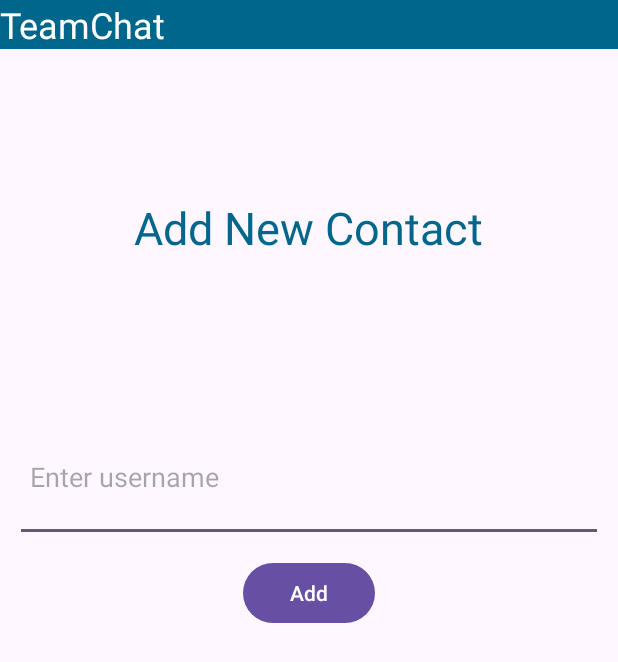
After one commit to tomerp1812/AndroidTeamChat, an Android app: the AddContact screen opened directly, with no data from a screen before it, on a phone screen of 412 x 824 dp. The commit adds this screen. Shown: the top 662 px of the screen. Run offline under Robolectric (Android 15) with nearby library versions, the phone set to English and light mode, and no system bars; 2 statements that could not run were skipped.

Commit message:
create add contact activity and continue working on contactList activity

```diff
--- a/app/src/main/java/com/example/teamchat/Dao/ContactDao.java
+++ b/app/src/main/java/com/example/teamchat/Dao/ContactDao.java
@@ -12,9 +12,11 @@ import java.util.List;
 
 @Dao
 public interface ContactDao {
+    //get all the contact from the DB
     @Query("SELECT * FROM Contact")
     List<Contact> index();
 
+    //get specific contact from the DB
     @Query("SELECT * FROM Contact WHERE id = :id")
     Contact get(int id);
 
--- a/app/src/main/java/com/example/teamchat/api/contactApiService.java
+++ b/app/src/main/java/com/example/teamchat/api/ContactApiService.java
@@ -12,7 +12,7 @@ import retrofit2.http.GET;
 import retrofit2.http.POST;
 import retrofit2.http.Path;
 
-public interface contactApiService {
+public interface ContactApiService {
     //////////TOKEN/////////
     @GET("Chats")
     Call<List<Contact>> getContacts();
--- /dev/null
+++ b/app/src/main/java/com/example/teamchat/chats/AddContact.java
@@ -0,0 +1,27 @@
+package com.example.teamchat.chats;
+
+import android.os.Bundle;
+import android.widget.Button;
+import android.widget.EditText;
+
+import androidx.appcompat.app.AppCompatActivity;
+
+import com.example.teamchat.R;
+
+public class AddContact extends AppCompatActivity {
+
+    @Override
+    protected void onCreate(Bundle savedInstanceState) {
+        super.onCreate(savedInstanceState);
+        setContentView(R.layout.activity_add_contact);
+        ///DATABASE!!!!!
+        Button btnSave = findViewById(R.id.btnSave);
+        btnSave.setOnClickListener(view ->{
+            EditText username = findViewById(R.id.etContent);
+//            username.getText().toString()
+            //CHECK IF THE USERNAME IS IN THE DB AND ENTER IT
+
+            finish();
+        });
+    }
+}
--- /dev/null
+++ b/app/src/main/res/layout/activity_add_contact.xml
@@ -0,0 +1,72 @@
+<?xml version="1.0" encoding="utf-8"?>
+<androidx.constraintlayout.widget.ConstraintLayout xmlns:android="http://schemas.android.com/apk/res/android"
+    xmlns:app="http://schemas.android.com/apk/res-auto"
+    xmlns:tools="http://schemas.android.com/tools"
+    android:layout_width="match_parent"
+    android:layout_height="match_parent"
+    tools:context=".chats.AddContact">
+    <LinearLayout
+        android:id="@+id/headerLayout"
+        android:layout_width="match_parent"
+        android:layout_height="wrap_content"
+        android:background="@color/blue"
+        android:gravity="center_vertical"
+        android:orientation="horizontal"
+        app:layout_constraintEnd_toEndOf="parent"
+        app:layout_constraintStart_toStartOf="parent"
+        app:layout_constraintTop_toTopOf="parent">
+
+        <TextView
+            android:id="@+id/tvTeamChat"
+            android:layout_width="wrap_content"
+            android:layout_height="match_parent"
+            android:layout_weight="10"
+            android:text="@string/teamChat"
+            android:textColor="@color/white"
+            android:textSize="24sp" />
+    </LinearLayout>
+
+    <LinearLayout
+        android:layout_width="match_parent"
+        android:layout_height="wrap_content"
+        android:orientation="vertical"
+        app:layout_constraintBottom_toBottomOf="parent"
+        app:layout_constraintTop_toTopOf="parent"
+        app:layout_constraintVertical_bias="0.395"
+        tools:layout_editor_absoluteX="-16dp">
+
+        <EditText
+            android:id="@+id/etContent"
+            android:layout_width="match_parent"
+            android:layout_height="87dp"
+            android:layout_margin="10dp"
+            android:ems="10"
+            android:hint="@string/etEnterUsername"
+            android:padding="10dp" />
+
+        <Button
+            android:id="@+id/btnAdd"
+            android:layout_width="wrap_content"
+            android:layout_height="wrap_content"
+            android:layout_gravity="center"
+            android:text="Add" />
+
+    </LinearLayout>
+
+
+    <TextView
+        android:layout_gravity="center"
+        android:id="@+id/tvAddNewContact"
+        android:layout_width="wrap_content"
+        android:layout_height="wrap_content"
+        android:text="@string/AddNewContact"
+        android:textColor="@color/blue"
+        android:textSize="30sp"
+        app:layout_constraintBottom_toBottomOf="parent"
+        app:layout_constraintEnd_toEndOf="parent"
+        app:layout_constraintHorizontal_bias="0.497"
+        app:layout_constraintStart_toStartOf="parent"
+        app:layout_constraintTop_toTopOf="parent"
+        app:layout_constraintVertical_bias="0.176" />
+
+</androidx.constraintlayout.widget.ConstraintLayout>
--- a/app/src/main/res/values/strings.xml
+++ b/app/src/main/res/values/strings.xml
@@ -26,6 +26,9 @@
     <string name="addButton">AddButton</string>
     <string name="preferencesButton">preferencesButton</string>
     <string name="currentTime">Current time</string>
+    <string name="ivProfilePic">ProfilePic\n</string>
+    <string name="etEnterUsername">Enter username</string>
+    <string name="AddNewContact">Add New Contact\n</string>
     <!--    <string name="userUrl">http://192.168.221.1:5000/api/Users/</string>-->
 
     <!--  from 11.06.2023 strings  -->
```
Also changed, not shown: app/src/main/AndroidManifest.xml (+7 -4 lines), app/src/main/java/com/example/teamchat/Dao/ContactDB.java (+9 -0 lines), app/src/main/java/com/example/teamchat/adapters/ContactListAdapter.java (+8 -7 lines), app/src/main/java/com/example/teamchat/api/ContactApi.java (renamed from app/src/main/java/com/example/teamchat/api/contactApi.java, +17 -13 lines), app/src/main/java/com/example/teamchat/chats/ContactList.java (+60 -9 lines), app/src/main/java/com/example/teamchat/entities/Contact.java (+18 -30 lines), app/src/main/java/com/example/teamchat/entities/LastMsg.java (added, +37 -0 lines), app/src/main/java/com/example/teamchat/entities/UserNoPass.java (+5 -6 lines), app/src/main/java/com/example/teamchat/repositories/ContactRepository.java (+11 -6 lines), app/src/main/java/com/example/teamchat/viewModels/ContactViewModel.java (+5 -2 lines), app/src/main/res/layout/activity_contact_list.xml (+2 -5 lines), app/src/main/res/layout/contact_item.xml (+4 -7 lines).
